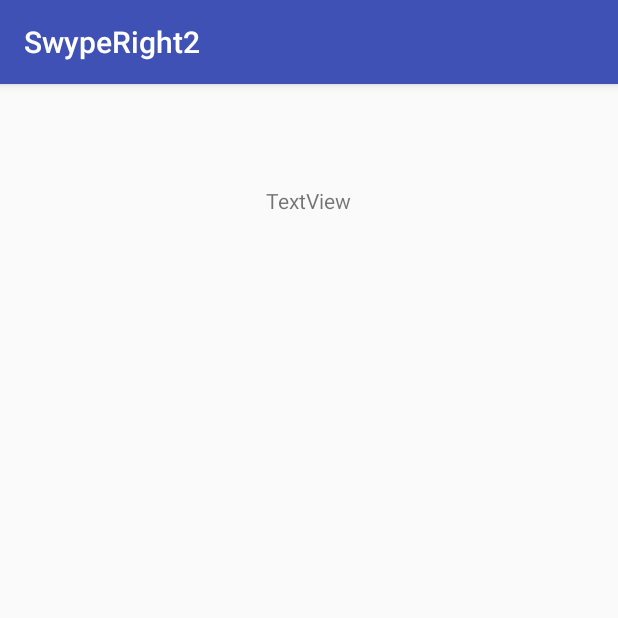
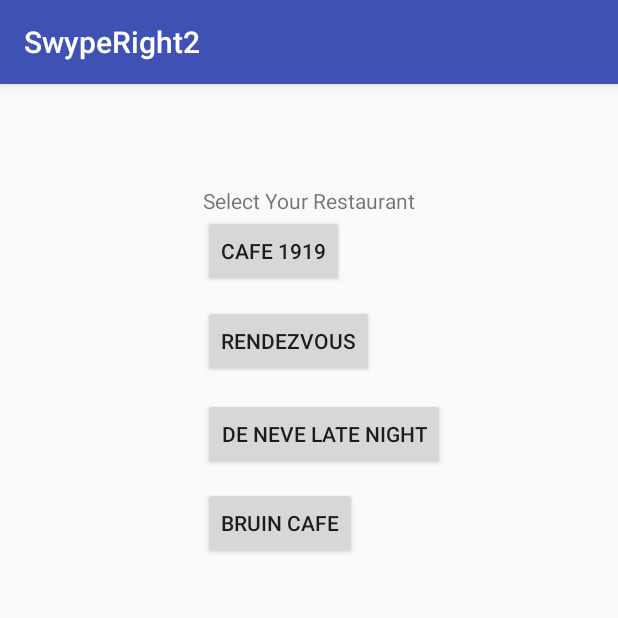
Before and after one commit to tanzeelak/SwypeRight, an Android app: the screen it shows after launch (RealMenu), after a tap on "MENU", on a phone screen of 412 x 824 dp, the top half of it. Run offline under Robolectric (Android 15) with nearby library versions, the phone set to English and light mode, and no system bars.

Commit message:
literally everything

```diff
--- a/app/build.gradle
+++ b/app/build.gradle
@@ -20,11 +20,12 @@ android {
 }
 
 dependencies {
-    compile fileTree(dir: 'libs', include: ['*.jar'])
+    compile fileTree(include: ['*.jar'], dir: 'libs')
     androidTestCompile('com.android.support.test.espresso:espresso-core:2.2.2', {
         exclude group: 'com.android.support', module: 'support-annotations'
     })
     compile 'com.android.support:appcompat-v7:23.4.0'
     compile 'com.android.support:design:23.4.0'
     testCompile 'junit:junit:4.12'
+    compile files('libs/jsoup-1.10.1.jar')
 }
--- a/app/src/main/AndroidManifest.xml
+++ b/app/src/main/AndroidManifest.xml
@@ -20,7 +20,11 @@
             android:name=".howmany"
             android:label="@string/title_activity_howmany"
             android:theme="@style/AppTheme.NoActionBar" />
-        <activity android:name=".RealMenu"></activity>
+        <activity android:name=".RealMenu" />
+        <activity android:name=".BCafMenu" />
+        <activity android:name=".CafeMenu" />
+        <activity android:name=".RendeMenu" />
+        <activity android:name=".DnMenu"></activity>
     </application>
 
 </manifest>
--- a/app/src/main/java/com/example/tanzeelakhan/swyperight2/MainActivity.java
+++ b/app/src/main/java/com/example/tanzeelakhan/swyperight2/MainActivity.java
@@ -3,6 +3,7 @@ package com.example.tanzeelakhan.swyperight2;
 import android.content.Intent;
 import android.support.v7.app.AppCompatActivity;
 import android.os.Bundle;
+import android.util.Log;
 import android.view.View;
 import android.widget.Button;
 
@@ -16,6 +17,16 @@ public class MainActivity extends AppCompatActivity {
     protected void onCreate(Bundle savedInstanceState) {
         super.onCreate(savedInstanceState);
         setContentView(R.layout.activity_main);
+
+        Log.v("YOOOOOOOOOO", "yo");
+        Log.v("YOOOOOOOOOO", "yo");
+        Log.v("YOOOOOOOOOO", "yo");
+        Log.v("YOOOOOOOOOO", "yo");
+        Log.v("YOOOOOOOOOO", "yo");
+        Log.v("YOOOOOOOOOO", "yo");
+        Log.v("YOOOOOOOOOO", "yo");
+        Log.v("YOOOOOOOOOO", "yo");
+        Log.v("YOOOOOOOOOO", "yo");
 
         button1 = (Button) findViewById(R.id.button1);
         button2 = (Button) findViewById(R.id.button2);
--- a/app/src/main/java/com/example/tanzeelakhan/swyperight2/RealMenu.java
+++ b/app/src/main/java/com/example/tanzeelakhan/swyperight2/RealMenu.java
@@ -1,13 +1,72 @@
 package com.example.tanzeelakhan.swyperight2;
 
+import android.content.Intent;
 import android.support.v7.app.AppCompatActivity;
 import android.os.Bundle;
+import android.view.View;
+import android.widget.Button;
 
 public class RealMenu extends AppCompatActivity {
+
+    private Button bcafbtn;
+    private Button cafebtn;
+    private Button rendebtn;
+    private Button dnbtn;
 
     @Override
     protected void onCreate(Bundle savedInstanceState) {
         super.onCreate(savedInstanceState);
         setContentView(R.layout.activity_real_menu);
+
+        bcafbtn = (Button) findViewById(R.id.bcafbtn);
+        cafebtn = (Button) findViewById(R.id.cafebtn);
+        rendebtn = (Button) findViewById(R.id.rendebtn);
+        dnbtn = (Button) findViewById(R.id.dnbtn);
+
+
+        bcafbtn.setOnClickListener(new View.OnClickListener(){
+            @Override
+            public void onClick(View v) {
+                Intent intent = new Intent(RealMenu.this, BCafMenu.class);
+
+                startActivity(intent);
+
+            }
+
+        });
+
+        cafebtn.setOnClickListener(new View.OnClickListener(){
+            @Override
+            public void onClick(View v) {
+                Intent intent = new Intent(RealMenu.this, CafeMenu.class);
+
+                startActivity(intent);
+
+            }
+
+        });
+
+        rendebtn.setOnClickListener(new View.OnClickListener(){
+            @Override
+            public void onClick(View v) {
+                Intent intent = new Intent(RealMenu.this, RendeMenu.class);
+
+                startActivity(intent);
+
+            }
+
+        });
+
+        dnbtn.setOnClickListener(new View.OnClickListener(){
+            @Override
+            public void onClick(View v) {
+                Intent intent = new Intent(RealMenu.this, DnMenu.class);
+
+                startActivity(intent);
+
+            }
+
+        });
+
     }
 }
--- a/app/src/main/res/layout/activity_real_menu.xml
+++ b/app/src/main/res/layout/activity_real_menu.xml
@@ -11,11 +11,47 @@
     tools:context="com.example.tanzeelakhan.swyperight2.RealMenu">
 
     <TextView
-        android:text="TextView"
+        android:text="Select Your Restaurant"
         android:layout_width="wrap_content"
         android:layout_height="wrap_content"
         android:layout_alignParentTop="true"
         android:layout_centerHorizontal="true"
         android:layout_marginTop="52dp"
         android:id="@+id/realmenuheader" />
+
+    <Button
+        android:text="Bruin Cafe"
+        android:layout_width="wrap_content"
+        android:layout_height="wrap_content"
+        android:layout_marginTop="11dp"
+        android:id="@+id/bcafbtn"
+        android:layout_below="@+id/dnbtn"
+        android:layout_alignStart="@+id/dnbtn" />
+
+    <Button
+        android:text="Cafe 1919"
+        android:layout_width="wrap_content"
+        android:layout_height="wrap_content"
+        android:id="@+id/cafebtn"
+        android:layout_below="@+id/realmenuheader"
+        android:layout_alignStart="@+id/realmenuheader" />
+
+    <Button
+        android:text="Rendezvous"
+        android:layout_width="wrap_content"
+        android:layout_height="wrap_content"
+        android:layout_marginTop="12dp"
+        android:id="@+id/rendebtn"
+        android:layout_below="@+id/cafebtn"
+        android:layout_alignStart="@+id/cafebtn" />
+
+    <Button
+        android:text="De Neve Late Night"
+        android:layout_width="wrap_content"
+        android:layout_height="wrap_content"
+        android:layout_marginTop="14dp"
+        android:id="@+id/dnbtn"
+        android:layout_below="@+id/rendebtn"
+        android:layout_alignStart="@+id/rendebtn" />
+
 </RelativeLayout>
```
Also changed, not shown: app/src/main/java/com/example/tanzeelakhan/swyperight2/BCafMenu.java (added, +72 -0 lines), app/src/main/java/com/example/tanzeelakhan/swyperight2/CafeMenu.java (added, +41 -0 lines), app/src/main/java/com/example/tanzeelakhan/swyperight2/DnMenu.java (added, +56 -0 lines), app/src/main/java/com/example/tanzeelakhan/swyperight2/RendeMenu.java (added, +40 -0 lines), app/src/main/res/layout/activity_bcaf_menu.xml (added, +38 -0 lines), app/src/main/res/layout/activity_cafe_menu.xml (added, +39 -0 lines), app/src/main/res/layout/activity_dn_menu.xml (added, +48 -0 lines), app/src/main/res/layout/activity_rende_menu.xml (added, +38 -0 lines), app/libs/jsoup-1.10.1.jar (added).
